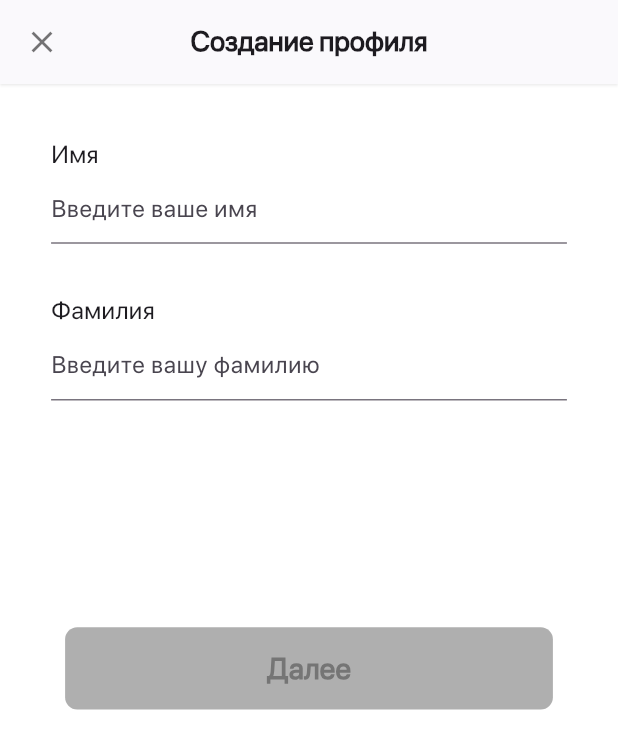
After one commit to FlutterCourse18/ambulance, a Flutter app: the RegistrationScreen screen opened directly, on a phone screen of 412 x 824 dp. The commit adds this screen. Shown: the top 749 px of the screen. Run offline on Flutter 3.47's test engine with Material 3 defaults, Android fonts, the phone set to English and light mode, and no system bars; our stand-ins replace flutter_screenutil, mask_text_input_formatter, shared_preferences; accounts and stored records are empty.

Commit message:
add registration Form - registr screen - my back button

```diff
--- a/lib/core/consts/app_consts.dart
+++ b/lib/core/consts/app_consts.dart
@@ -2,4 +2,6 @@ abstract class AppConsts {
   static const String isFirstEnter = 'isFirstEnter';
   static const String phoneNumber = 'phoneNumber';
   static const String confirmCode = 'confirmCode';
+  static const String userName = 'userName';
+  static const String userSurname = 'userSurname';
 }
--- a/lib/presentation/features/authtorization/screens/login_screen.dart
+++ b/lib/presentation/features/authtorization/screens/login_screen.dart
@@ -1,4 +1,4 @@
-import 'package:ambulance/presentation/features/authtorization/widgets/login_form.dart';
+import 'package:ambulance/presentation/features/authtorization/widgets/phone_form.dart';
 import 'package:flutter/material.dart';
 import 'package:flutter_screenutil/flutter_screenutil.dart';
 import 'package:ambulance/core/fonts/app_fonts.dart';
@@ -31,7 +31,7 @@ class LogInScreen extends StatelessWidget {
               SizedBox(
                 height: 50.h,
               ),
-              const LoginForm(),
+              const PhoneForm(),
             ],
           ),
         ),
--- a/lib/presentation/features/authtorization/screens/onboarding_screen.dart
+++ b/lib/presentation/features/authtorization/screens/onboarding_screen.dart
@@ -2,7 +2,7 @@ import 'package:flutter/material.dart';
 import 'package:flutter_screenutil/flutter_screenutil.dart';
 import 'package:ambulance/core/consts/app_consts.dart';
 import 'package:ambulance/core/fonts/app_fonts.dart';
-import 'package:ambulance/presentation/common_widgets/app_bottun.dart';
+import 'package:ambulance/presentation/common_widgets/app_button.dart';
 import 'package:ambulance/presentation/features/authtorization/screens/login_screen.dart';
 import 'package:ambulance/presentation/features/authtorization/widgets/onboarding_item_widget.dart';
 import 'package:shared_preferences/shared_preferences.dart';
--- /dev/null
+++ b/lib/presentation/features/authtorization/screens/registration_screen.dart
@@ -0,0 +1,45 @@
+import 'package:ambulance/core/colors/app_colors.dart';
+import 'package:ambulance/core/fonts/app_fonts.dart';
+import 'package:ambulance/presentation/features/authtorization/screens/login_screen.dart';
+import 'package:ambulance/presentation/features/authtorization/widgets/registration_form.dart';
+import 'package:flutter/material.dart';
+
+class RegistrationScreen extends StatefulWidget {
+  const RegistrationScreen({super.key});
+
+  @override
+  State<RegistrationScreen> createState() => _RegistrationScreenState();
+}
+
+class _RegistrationScreenState extends State<RegistrationScreen> {
+  void backToLogIn() {
+    Navigator.pushAndRemoveUntil(
+      context,
+      MaterialPageRoute(builder: (context) => const LogInScreen()),
+      (route) => false,
+    );
+  }
+
+  @override
+  Widget build(BuildContext context) {
+    return Scaffold(
+      appBar: AppBar(
+        leading: IconButton(
+          icon: Icon(
+            Icons.close,
+            color: AppColors.black.withOpacity(
+              0.54,
+            ),
+          ),
+          onPressed: backToLogIn,
+        ),
+        centerTitle: true,
+        title: Text(
+          'Создание профиля',
+          style: AppFonts.s17w600,
+        ),
+      ),
+      body: const RegistrationForm(),
+    );
+  }
+}
--- /dev/null
+++ b/lib/presentation/features/authtorization/widgets/registration_form.dart
@@ -0,0 +1,179 @@
+// ignore_for_file: avoid_print, use_build_context_synchronously
+
+import 'package:ambulance/core/colors/app_colors.dart';
+import 'package:ambulance/core/consts/app_consts.dart';
+import 'package:ambulance/core/fonts/app_fonts.dart';
+import 'package:ambulance/presentation/common_widgets/app_button.dart';
+import 'package:ambulance/presentation/features/profile/screens/profile_screen.dart';
+import 'package:flutter/material.dart';
+import 'package:flutter_screenutil/flutter_screenutil.dart';
+import 'package:shared_preferences/shared_preferences.dart';
+
+class RegistrationForm extends StatefulWidget {
+  const RegistrationForm({super.key});
+
+  @override
+  State<RegistrationForm> createState() => _RegistrationFormState();
+}
+
+class _RegistrationFormState extends State<RegistrationForm> {
+  final GlobalKey<FormState> _formKey = GlobalKey<FormState>();
+  final TextEditingController _userNameController = TextEditingController();
+  final TextEditingController _userSurnameController = TextEditingController();
+  String? _errorNameText;
+  String? _errorSurnameText;
+
+  bool isDigit(String s) {
+    return int.tryParse(s) != null;
+  }
+
+  void validateUserName(String value) {
+    setState(() {
+      if (value.isEmpty) {
+        _errorNameText = 'Поле не может быть пустым';
+      } else if (value.length < 3) {
+        _errorNameText = 'Минимальная длина: 3 символа';
+      } else if (isDigit(value[0])) {
+        _errorNameText = 'Имя должна начинаться с буквы';
+      } else {
+        _errorNameText = null;
+      }
+    });
+  }
+
+  void validateUserSurname(String value) {
+    setState(() {
+      if (value.isEmpty) {
+        _errorSurnameText = 'Поле не может быть пустым';
+      } else if (value.length < 3) {
+        _errorSurnameText = 'Минимальная длина: 3 символа';
+      } else if (isDigit(value[0])) {
+        _errorSurnameText = 'Фамилия  должна начинаться с буквы';
+      } else {
+        _errorSurnameText = null;
+      }
+    });
+  }
+
+  void submitForm() async {
+    if (_formKey.currentState!.validate()) {
+      final SharedPreferences prefs = await SharedPreferences.getInstance();
+      await prefs.setString(AppConsts.userName, _userNameController.text);
+      await prefs.setString(AppConsts.userSurname, _userSurnameController.text);
+
+      final String? name = prefs.getString(AppConsts.userName);
+      final String? surname = prefs.getString(AppConsts.userSurname);
+      print('user name: $name');
+      print('user surname: $surname');
+      Navigator.pushAndRemoveUntil(
+        context,
+        MaterialPageRoute(
+          builder: (context) => const ProfileScreen(),
+        ),
+        (route) => false,
+      );
+      setState(() {
+        _userNameController.text = '';
+        _userSurnameController.text = '';
+      });
+    }
+  }
+
+  void onFieldSubmitted(String text) async {
+    if (_formKey.currentState!.validate()) {
+      final SharedPreferences prefs = await SharedPreferences.getInstance();
+      await prefs.setString(AppConsts.userName, _userNameController.text);
+      await prefs.setString(AppConsts.userSurname, _userSurnameController.text);
+
+      final String? name = prefs.getString(AppConsts.userName);
+      final String? surname = prefs.getString(AppConsts.userSurname);
+      print('user name: $name');
+      print('user surname: $surname');
+      Navigator.pushAndRemoveUntil(
+        context,
+        MaterialPageRoute(
+          builder: (context) => const ProfileScreen(),
+        ),
+        (route) => false,
+      );
+      setState(() {
+        _userNameController.text = '';
+        _userSurnameController.text = '';
+      });
+    }
+  }
+
+  @override
+  Widget build(BuildContext context) {
+    return SingleChildScrollView(
+      child: Padding(
+        padding: EdgeInsets.symmetric(vertical: 34.h, horizontal: 31.w),
+        child: Form(
+          key: _formKey,
+          child: Column(
+            crossAxisAlignment: CrossAxisAlignment.start,
+            children: [
+              Text(
+                'Имя',
+                style: AppFonts.s15w400,
+              ),
+              TextFormField(
+                controller: _userNameController,
+                keyboardType: TextInputType.name,
+                validator: (value) => _errorNameText,
+                textInputAction: TextInputAction.done,
+                onChanged: validateUserName,
+                decoration: InputDecoration(
+                  hintText: 'Введите ваше имя',
+                  errorText: _errorNameText,
+                  border: UnderlineInputBorder(
+                    borderSide: BorderSide(
+                      width: 2.w,
+                      color: AppColors.black3,
+                    ),
+                  ),
+                ),
+              ),
+              SizedBox(
+                height: 32.h,
+              ),
+              Text(
+                'Фамилия',
+                style: AppFonts.s15w400,
+              ),
+              TextFormField(
+                controller: _userSurnameController,
+                keyboardType: TextInputType.name,
+                onChanged: validateUserSurname,
+                validator: (value) => _errorSurnameText,
+                onFieldSubmitted: onFieldSubmitted,
+                textInputAction: TextInputAction.done,
+                decoration: InputDecoration(
+                  hintText: 'Введите вашу фамилию',
+                  errorText: _errorSurnameText,
+                  border: UnderlineInputBorder(
+                    borderSide: BorderSide(
+                      width: 2.w,
+                      color: AppColors.black3,
+                    ),
+                  ),
+                ),
+              ),
+              SizedBox(
+                height: 149.h,
+              ),
+              // const Spacer(),
+              AppButton(
+                title: 'Далее',
+                onPressed: _userNameController.text.isNotEmpty &
+                        _userSurnameController.text.isNotEmpty
+                    ? submitForm
+                    : null,
+              )
+            ],
+          ),
+        ),
+      ),
+    );
+  }
+}
--- a/lib/presentation/splash_screen.dart
+++ b/lib/presentation/splash_screen.dart
@@ -17,10 +17,10 @@ class _SplashScreenState extends State<SplashScreen> {
   void routing() async {
     final SharedPreferences prefs = await SharedPreferences.getInstance();
     final bool isFirstEnter = prefs.getBool(AppConsts.isFirstEnter) ?? true;
-    print(isFirstEnter);
+    print('isFirstEnter: $isFirstEnter');
     await Future.delayed(
       const Duration(
-        seconds: 2,
+        seconds: 1,
       ),
     );
     if (isFirstEnter) {
```
Also changed, not shown: lib/presentation/common_widgets/my_back_button.dart (added, +19 -0 lines), lib/presentation/features/authtorization/screens/confirm_screen.dart (renamed from lib/presentation/features/authtorization/screens/number_confirm_screen.dart, +4 -14 lines), lib/presentation/features/authtorization/widgets/confirm_form.dart (renamed from lib/presentation/features/authtorization/widgets/code_textfield.dart, +66 -40 lines), lib/presentation/features/authtorization/widgets/phone_form.dart (renamed from lib/presentation/features/authtorization/widgets/login_form.dart, +41 -22 lines), lib/presentation/features/profile/screens/profile_screen.dart (added, +29 -0 lines), lib/presentation/common_widgets/app_button.dart (renamed from lib/presentation/common_widgets/app_bottun.dart).
